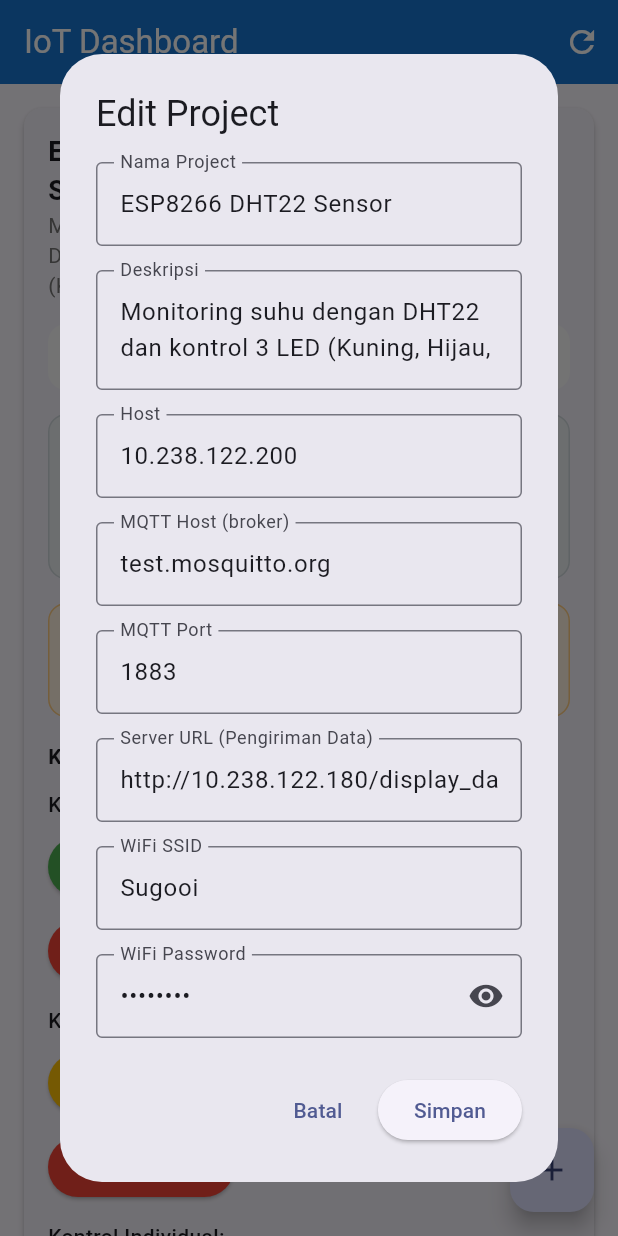
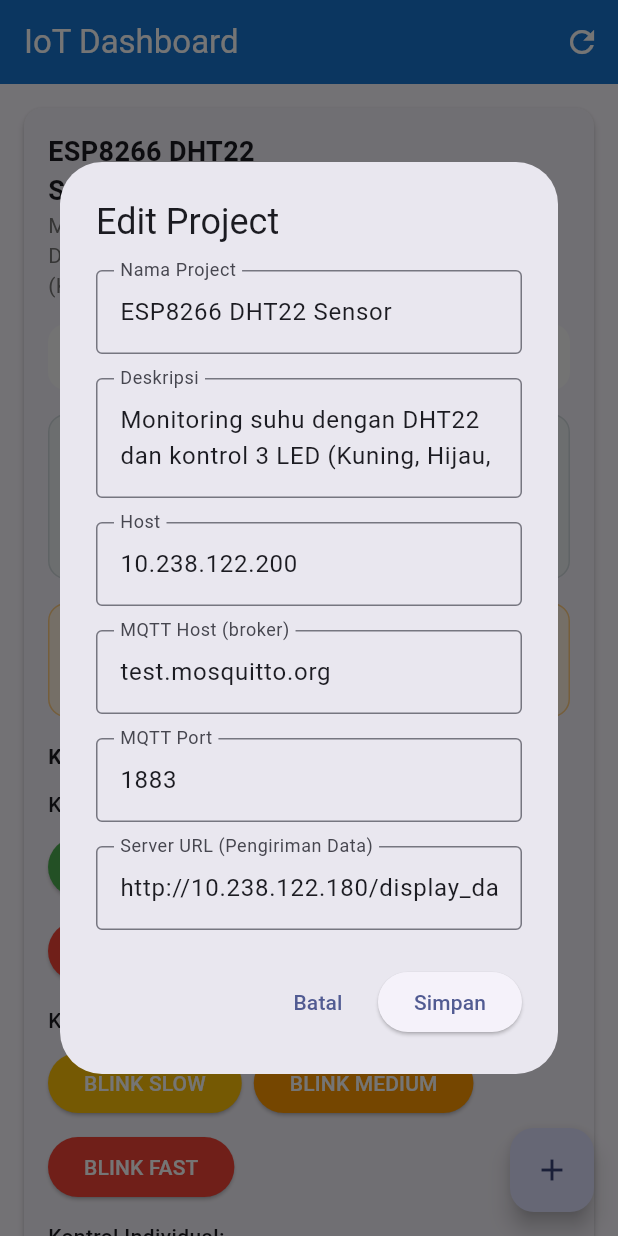
Before and after one commit to Hyperionzs/IoT-Management--LED---DHT22-, a Flutter app: the screen it shows after launch, after a tap on the "settings" icon, on a phone screen of 412 x 824 dp. Run offline on Flutter 3.47's test engine with Material 3 defaults, Android fonts, the phone set to English and light mode, and no system bars; missing offline and left inert: mqtt_client.

Commit message:
- Add refresh timeout handling for MQTT connection in Dashboard.
- Removed unused WiFi configuration fields from ProjectDialog and updated related logic to use project defaults.

```diff
--- a/lib/main.dart
+++ b/lib/main.dart
@@ -223,6 +223,7 @@ class _DashboardScreenState extends State<DashboardScreen> {
   String _lastTempRaw = '';
   int _lastTempSetStateMs = 0;
   Timer? _deviceOnlineTimer;
+  Timer? _refreshTimeoutTimer;
 
   void _safeSetState(VoidCallback fn) {
     if (!mounted) return;
@@ -526,6 +527,7 @@ class _DashboardScreenState extends State<DashboardScreen> {
   void dispose() {
     _mqttSub?.cancel();
     _deviceOnlineTimer?.cancel();
+    _refreshTimeoutTimer?.cancel();
     if (_mqttClient.connectionStatus?.state == MqttConnectionState.connected) {
       _mqttClient.disconnect();
     }
@@ -759,10 +761,31 @@ class _DashboardScreenState extends State<DashboardScreen> {
     _safeSetState(() {
       _isRefreshingMqtt = true;
     });
+
+    // Cancel any existing timeout timer
+    _refreshTimeoutTimer?.cancel();
+
+    // Set up 5-second timeout timer
+    _refreshTimeoutTimer = Timer(const Duration(seconds: 5), () {
+      if (_isRefreshingMqtt && !_isMqttConnected) {
+        _safeSetState(() {
+          _isRefreshingMqtt = false;
+        });
+        ScaffoldMessenger.of(context).showSnackBar(
+          const SnackBar(
+            content: Text('Koneksi MQTT tidak terhubung - tidak ada tanggapan dalam 5 detik'),
+            backgroundColor: Colors.red,
+            duration: Duration(seconds: 3),
+          ),
+        );
+      }
+    });
+
     try {
       // Hindari flicker: jika sudah connected, jangan matikan indikator
       final alreadyConnected = _isMqttConnected && _mqttClient.connectionStatus?.state == MqttConnectionState.connected;
       if (alreadyConnected) {
+        _refreshTimeoutTimer?.cancel();
         ScaffoldMessenger.of(context).showSnackBar(
           const SnackBar(content: Text('MQTT sudah terhubung')),
         );
@@ -775,6 +798,9 @@ class _DashboardScreenState extends State<DashboardScreen> {
         _mqttClient.disconnect();
       }
       await _connectMQTT();
+
+      // Cancel timeout timer if connection was successful
+      _refreshTimeoutTimer?.cancel();
 
       if (!_isMqttConnected) {
         ScaffoldMessenger.of(context).showSnackBar(
@@ -1212,9 +1238,6 @@ class _ProjectDialogState extends State<ProjectDialog> {
   late TextEditingController _mqttHostController;
   late TextEditingController _mqttPortController;
   late TextEditingController _serverUrlController;
-  late TextEditingController _wifiSSIDController;
-  late TextEditingController _wifiPasswordController;
-  bool _obscurePassword = true;
 
   @override
   void initState() {
@@ -1226,8 +1249,6 @@ class _ProjectDialogState extends State<ProjectDialog> {
     _mqttHostController = TextEditingController(text: project?.mqttHost ?? 'test.mosquitto.org');
     _mqttPortController = TextEditingController(text: (project?.mqttPort ?? 1883).toString());
     _serverUrlController = TextEditingController(text: project?.serverUrl ?? '');
-    _wifiSSIDController = TextEditingController(text: project?.wifiSSID ?? '');
-    _wifiPasswordController = TextEditingController(text: project?.wifiPassword ?? '');
   }
 
   @override
@@ -1306,31 +1327,6 @@ class _ProjectDialogState extends State<ProjectDialog> {
                     border: OutlineInputBorder(),
                   ),
                 ),
-                const SizedBox(height: 16),
-                TextFormField(
-                  controller: _wifiSSIDController,
-                  decoration: const InputDecoration(
-                    labelText: 'WiFi SSID',
-                    border: OutlineInputBorder(),
-                  ),
-                ),
-                const SizedBox(height: 16),
-                TextFormField(
-                  controller: _wifiPasswordController,
-                  decoration: InputDecoration(
-                    labelText: 'WiFi Password',
-                    border: const OutlineInputBorder(),
-                    suffixIcon: IconButton(
-                      icon: Icon(_obscurePassword ? Icons.visibility : Icons.visibility_off),
-                      onPressed: () {
-                        setState(() {
-                          _obscurePassword = !_obscurePassword;
-                        });
-                      },
-                    ),
-                  ),
-                  obscureText: _obscurePassword,
-                ),
               ],
             ),
           ),
@@ -1359,8 +1355,8 @@ class _ProjectDialogState extends State<ProjectDialog> {
         mqttHost: _mqttHostController.text.isNotEmpty ? _mqttHostController.text : 'test.mosquitto.org',
         serverUrl: _serverUrlController.text,
         mqttPort: int.tryParse(_mqttPortController.text) ?? 1883,
-        wifiSSID: _wifiSSIDController.text,
-        wifiPassword: _wifiPasswordController.text,
+        wifiSSID: widget.project?.wifiSSID ?? '',
+        wifiPassword: widget.project?.wifiPassword ?? '',
         yellowLedStatus: widget.project?.yellowLedStatus ?? false,
         greenLedStatus: widget.project?.greenLedStatus ?? false,
         whiteLedStatus: widget.project?.whiteLedStatus ?? false,
@@ -1383,8 +1379,6 @@ class _ProjectDialogState extends State<ProjectDialog> {
     _mqttHostController.dispose();
     _mqttPortController.dispose();
     _serverUrlController.dispose();
-    _wifiSSIDController.dispose();
-    _wifiPasswordController.dispose();
     super.dispose();
   }
 }
```
